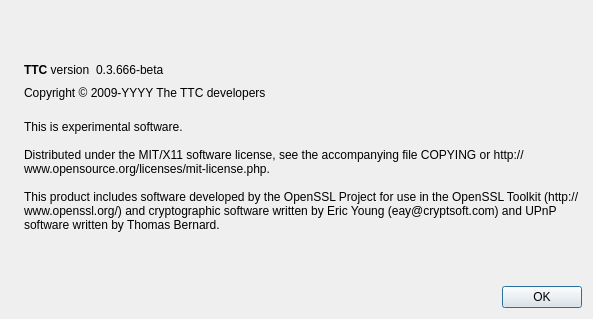
This is src/qt/forms/aboutdialog.ui in neiros/TDC as Qt 5 draws it before an edit. The edited form follows.
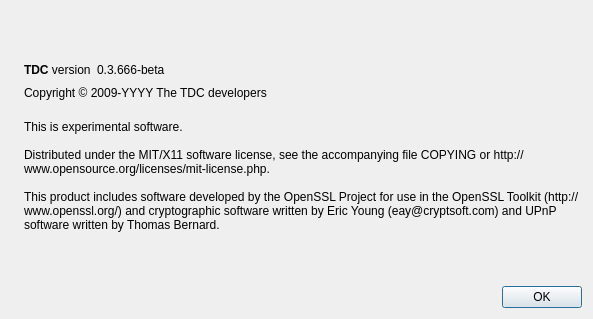
This is the edited form. Icons and pictures are not drawn.

```diff
--- a/src/qt/forms/aboutdialog.ui
+++ b/src/qt/forms/aboutdialog.ui
@@ -50,7 +50,7 @@
           <cursorShape>IBeamCursor</cursorShape>
          </property>
          <property name="text">
-          <string>&lt;html&gt;&lt;head/&gt;&lt;body&gt;&lt;p&gt;&lt;span style=&quot; font-weight:600;&quot;&gt;TTC&lt;/span&gt; version&lt;/p&gt;&lt;/body&gt;&lt;/html&gt;</string>
+          <string>&lt;html&gt;&lt;head/&gt;&lt;body&gt;&lt;p&gt;&lt;span style=&quot; font-weight:600;&quot;&gt;TDC&lt;/span&gt; version&lt;/p&gt;&lt;/body&gt;&lt;/html&gt;</string>
          </property>
          <property name="textInteractionFlags">
           <set>Qt::LinksAccessibleByMouse|Qt::TextSelectableByKeyboard|Qt::TextSelectableByMouse</set>
@@ -91,7 +91,7 @@
         <cursorShape>IBeamCursor</cursorShape>
        </property>
        <property name="text">
-        <string notr="true">Copyright &amp;copy; 2009-YYYY The TTC developers</string>
+        <string notr="true">Copyright &amp;copy; 2009-YYYY The TDC developers</string>
        </property>
        <property name="textFormat">
         <enum>Qt::RichText</enum>
```
Left out of the diff: 2 changed lines with no effect on the pictures.
